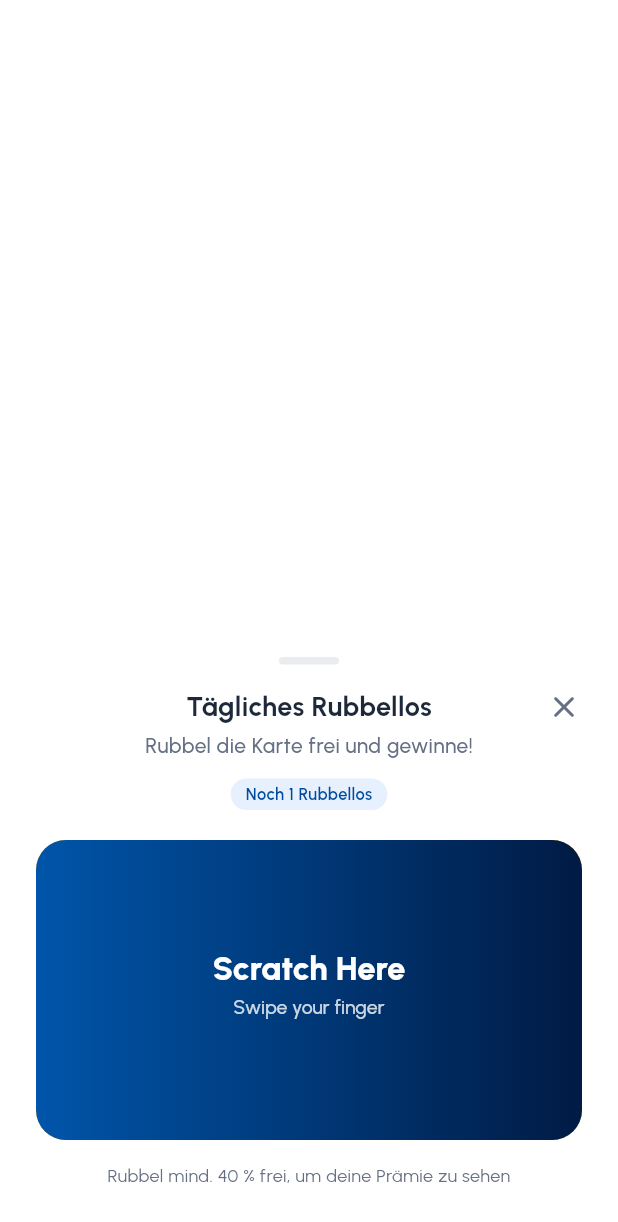
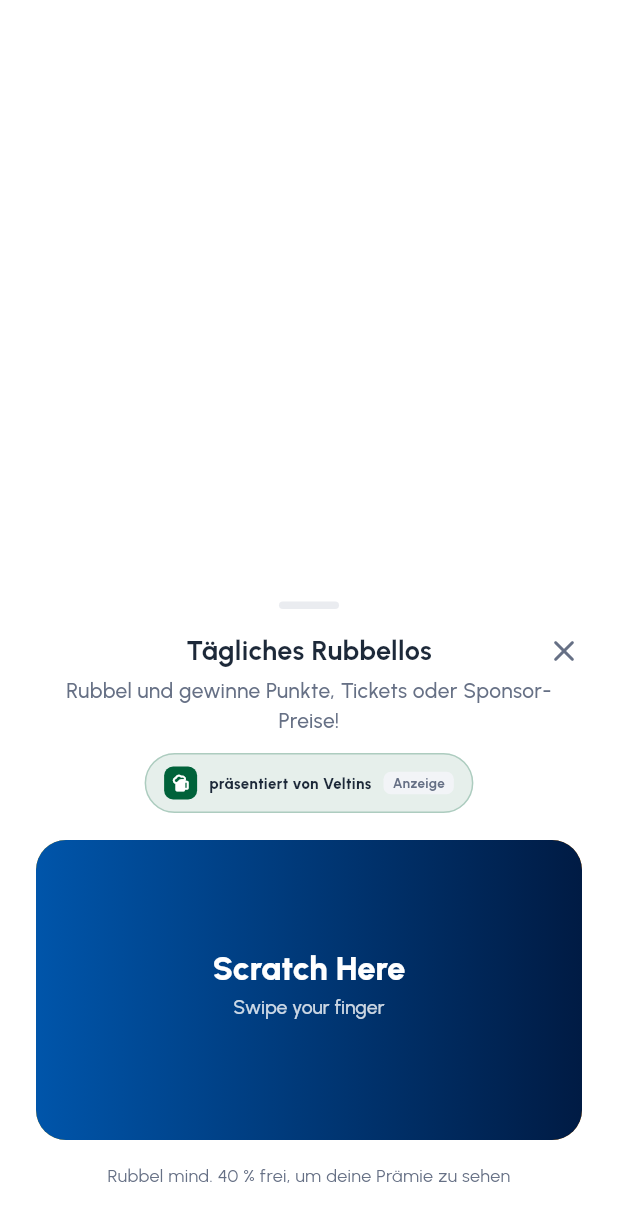
Before and after one commit to COREVIONLABS/EMBAapp-native, a Flutter app: the ScratchCardScreen screen opened directly, on a phone screen of 412 x 824 dp. Shown: the top 1222 px of the screen. Run offline on Flutter 3.47's test engine with Material 3 defaults, Android fonts, the phone set to English and light mode, and no system bars; our stand-ins replace flutter_svg.

Commit message:
Sponsor the daily spin & scratch; design-implementation fan votes
Daily games (Gluecksrad + Rubbellos) are now sellable sponsor
inventory: a "praesentiert von Veltins - Anzeige" banner runs on both
cards, and prizes are always points, a ticket, or a branded sponsor
reward (McDonald's, Veltins). The wheel lands on the rolled segment so
the pointer always matches the awarded prize; non-points wins are issued
into "Meine Gutscheine".

Fan votes now cover design decisions fans actually shape - goal music
after each goal (Tormusik) and the 25/26 fan-bus design - alongside the
existing squad/matchday polls, with binding vs advisory labels and
participant counts.

Co-Authored-By: Claude Opus 4.8 <noreply@anthropic.com>
Claude-Session: https://claude.ai/code/session_0138H2TPm9wvb2D54WvCY8tL

```diff
--- a/lib/l10n/strings.dart
+++ b/lib/l10n/strings.dart
@@ -1743,6 +1743,15 @@ const Map<String, String> _de = {
   'New lots drop regularly — check back soon.': 'Neue Objekte kommen regelmäßig — schau bald wieder vorbei.',
   'Memorabilia': 'Erinnerungsstücke',
   'No offers found for this selection.': 'Für diese Auswahl wurden keine Angebote gefunden.',
+  // ── Sponsored daily games ──
+  'presented by': 'präsentiert von',
+  'Spin to win points, tickets or sponsor prizes!': 'Dreh und gewinne Punkte, Tickets oder Sponsor-Preise!',
+  'Scratch to win points, tickets or sponsor prizes!': 'Rubbel und gewinne Punkte, Tickets oder Sponsor-Preise!',
+  'Sponsor prize': 'Sponsor-Preis',
+  'saved to My Vouchers': 'in Meine Gutscheine gelegt',
+  'Save to My Vouchers': 'In Meine Gutscheine',
+  'Won on the Daily Spin': 'Beim Glücksrad gewonnen',
+  'Won on the Scratch Card': 'Beim Rubbellos gewonnen',
 
   // ── Experiences as tombola prizes ──────────────────────────
   'Enter tombola to win': 'An der Tombola teilnehmen',
--- a/lib/model/daily_games.dart
+++ b/lib/model/daily_games.dart
@@ -1,4 +1,5 @@
-import 'package:flutter/foundation.dart';
+import 'dart:math' as math;
+import 'package:flutter/material.dart';
 
 /// Tracks the once-a-day games (spin / scratch) and the fan's streak so the app
 /// has a real "come back tomorrow" hook. Session-scoped in this prototype (no
@@ -22,3 +23,68 @@ class DailyGamesStore extends ChangeNotifier {
 }
 
 final dailyGames = DailyGamesStore();
+
+// ── Sponsored daily games ────────────────────────────────────────────────
+// The spin & scratch are sellable ad inventory: a "presented by <sponsor>"
+// banner runs on every card (labelled "Anzeige"), and some prizes are branded
+// sponsor rewards. Prizes are always one of: points, a ticket, or a sponsor
+// reward — kept honest and easy to swap per campaign.
+
+/// The presenting sponsor of the daily games (the banner ad slot).
+class GameSponsor {
+  final String name;
+  final IconData icon;
+  final Color color;
+  const GameSponsor(this.name, this.icon, this.color);
+}
+
+const kDailyGamesSponsor = GameSponsor('Veltins', Icons.sports_bar_rounded, Color(0xFF00623A));
+
+enum DailyPrizeType { points, ticket, sponsor }
+
+/// One prize on the wheel / under the scratch card.
+class DailyPrize {
+  final DailyPrizeType type;
+  final int points; // for points prizes
+  final String label; // full label ("McDonald's Menü", "50 Punkte")
+  final String short; // short label for the wheel segment
+  final String? sponsor; // sponsor brand for sponsor prizes
+  final IconData icon;
+  final Color color;
+  const DailyPrize(this.type, {this.points = 0, required this.label, required this.short, this.sponsor, required this.icon, required this.color});
+}
+
+// Spin wheel — 8 fixed segments (order matters: the pointer lands on the rolled
+// index). Mostly points, with a rare ticket and two sponsor rewards.
+const kSpinPrizes = <DailyPrize>[
+  DailyPrize(DailyPrizeType.points, points: 20, label: '20 Punkte', short: '20', icon: Icons.hexagon_rounded, color: Color(0xFF004B9C)),
+  DailyPrize(DailyPrizeType.sponsor, label: 'McDonald’s Menü', short: 'McD', sponsor: 'McDonald’s', icon: Icons.lunch_dining_rounded, color: Color(0xFFDA291C)),
+  DailyPrize(DailyPrizeType.points, points: 50, label: '50 Punkte', short: '50', icon: Icons.hexagon_rounded, color: Color(0xFFE08600)),
+  DailyPrize(DailyPrizeType.points, points: 30, label: '30 Punkte', short: '30', icon: Icons.hexagon_rounded, color: Color(0xFF004B9C)),
+  DailyPrize(DailyPrizeType.ticket, label: 'Ticket-Gutschein', short: 'Ticket', icon: Icons.confirmation_number_rounded, color: Color(0xFF0A2A5E)),
+  DailyPrize(DailyPrizeType.points, points: 100, label: '100 Punkte', short: '100', icon: Icons.hexagon_rounded, color: Color(0xFFE08600)),
+  DailyPrize(DailyPrizeType.sponsor, label: 'Veltins Kiste', short: 'Veltins', sponsor: 'Veltins', icon: Icons.sports_bar_rounded, color: Color(0xFF00623A)),
+  DailyPrize(DailyPrizeType.points, points: 25, label: '25 Punkte', short: '25', icon: Icons.hexagon_rounded, color: Color(0xFF004B9C)),
+];
+const kSpinWeights = <int>[24, 4, 12, 20, 3, 6, 5, 26]; // sums to 100
+
+// Scratch card — same prize universe, weighted to small points.
+const kScratchPrizes = <DailyPrize>[
+  DailyPrize(DailyPrizeType.points, points: 20, label: '20 Punkte', short: '20', icon: Icons.hexagon_rounded, color: Color(0xFF004B9C)),
+  DailyPrize(DailyPrizeType.points, points: 30, label: '30 Punkte', short: '30', icon: Icons.hexagon_rounded, color: Color(0xFF004B9C)),
+  DailyPrize(DailyPrizeType.points, points: 50, label: '50 Punkte', short: '50', icon: Icons.hexagon_rounded, color: Color(0xFFE08600)),
+  DailyPrize(DailyPrizeType.points, points: 100, label: '100 Punkte', short: '100', icon: Icons.hexagon_rounded, color: Color(0xFFE08600)),
+  DailyPrize(DailyPrizeType.sponsor, label: 'McDonald’s Menü', short: 'McD', sponsor: 'McDonald’s', icon: Icons.lunch_dining_rounded, color: Color(0xFFDA291C)),
+  DailyPrize(DailyPrizeType.ticket, label: 'Ticket-Gutschein', short: 'Ticket', icon: Icons.confirmation_number_rounded, color: Color(0xFF0A2A5E)),
+];
+const kScratchWeights = <int>[30, 24, 16, 8, 12, 10]; // sums to 100
+
+/// Weighted roll → index into a prize list.
+int rollPrizeIndex(List<int> weights) {
+  var r = math.Random().nextInt(weights.fold(0, (a, b) => a + b));
+  for (var i = 0; i < weights.length; i++) {
+    if (r < weights[i]) return i;
+    r -= weights[i];
+  }
+  return 0;
+}
--- a/lib/screens/scratch_card_screen.dart
+++ b/lib/screens/scratch_card_screen.dart
@@ -1,9 +1,10 @@
-import 'dart:math' as math;
 import 'package:flutter/material.dart';
 import '../theme/app_theme.dart';
 import '../widgets/app_widgets.dart';
 import '../widgets/scratch_card.dart';
 import '../model/fan_model.dart';
+import '../model/daily_games.dart';
+import '../model/voucher_store.dart';
 import '../l10n/strings.dart';
 
 /// Presents Daily Card Scratch as a modal sheet over the current screen
@@ -28,22 +29,26 @@ class ScratchCardScreen extends StatefulWidget {
 class _ScratchCardScreenState extends State<ScratchCardScreen> {
   bool _revealed = false;
 
-  // Reward decided up front (so the revealed art matches), weighted to small.
-  static const _values = [20, 25, 30, 50, 75, 100];
-  static const _weights = [30, 25, 20, 13, 8, 4];
-  late final int _reward = _rollReward();
+  // Prize decided up front (so the revealed art matches), weighted to small.
+  late final DailyPrize _prize = kScratchPrizes[rollPrizeIndex(kScratchWeights)];
 
-  int _rollReward() {
-    var r = math.Random().nextInt(100);
-    for (var i = 0; i < _weights.length; i++) {
-      if (r < _weights[i]) return _values[i];
-      r -= _weights[i];
+  void _award() {
+    switch (_prize.type) {
+      case DailyPrizeType.points:
+        FanModel.addPoints(_prize.points);
+        break;
+      case DailyPrizeType.ticket:
+        voucherStore.issue(title: _prize.label, category: 'Tickets', points: 0, detail: tr('Won on the Scratch Card'));
+        break;
+      case DailyPrizeType.sponsor:
+        voucherStore.issue(title: _prize.label, category: 'Sponsor', points: 0, sponsor: _prize.sponsor, detail: tr('Won on the Scratch Card'));
+        break;
     }
-    return _values.first;
   }
 
   @override
   Widget build(BuildContext context) {
+    final isPoints = _prize.type == DailyPrizeType.points;
     return Scaffold(
       backgroundColor: Colors.transparent,
       body: Column(
@@ -76,36 +81,24 @@ class _ScratchCardScreenState extends State<ScratchCardScreen> {
                     ],
                   ),
                   const SizedBox(height: 4),
-                  Text(tr('Scratch the card to win rewards!'), style: AppText.body2.copyWith(color: AppColors.textLight)),
+                  Text(tr('Scratch to win points, tickets or sponsor prizes!'), textAlign: TextAlign.center, style: AppText.body2.copyWith(color: AppColors.textLight)),
                   const SizedBox(height: 12),
-                  Pill(
-                    color: AppColors.brandLightest,
-                    child: Text(tr('1 Scratch Left'), style: AppText.caption1.copyWith(color: AppColors.brandPrimary, fontSize: 11)),
-                  ),
-                  const SizedBox(height: 20),
+                  const _SponsorBanner(),
+                  const SizedBox(height: 18),
                   ScratchCard(
                     height: 200,
                     onRevealed: () {
-                      FanModel.addPoints(_reward); // credit for real
+                      _award();
                       setState(() => _revealed = true);
                     },
-                    reward: Container(
-                      decoration: const BoxDecoration(gradient: LinearGradient(colors: AppColors.goldGradient)),
-                      child: Center(
-                        child: Column(
-                          mainAxisSize: MainAxisSize.min,
-                          children: [
-                            const Icon(Icons.emoji_events_rounded, color: AppColors.brandDarkest, size: 44),
-                            const SizedBox(height: 8),
-                            Text('+$_reward ${tr('Points')}', style: AppText.h2.copyWith(color: AppColors.brandDarkest)),
-                          ],
-                        ),
-                      ),
-                    ),
+                    reward: _prizeArt(_prize),
                   ),
                   const SizedBox(height: 16),
                   if (_revealed)
-                    PrimaryButton('${tr('Claim')} +$_reward ${tr('Points')}', onTap: () => Navigator.of(context).maybePop())
+                    PrimaryButton(
+                      isPoints ? '${tr('Claim')} +${_prize.points} ${tr('Points')}' : tr('Save to My Vouchers'),
+                      onTap: () => Navigator.of(context).maybePop(),
+                    )
                   else
                     Text(tr('Scratch at least 40% of the card to reveal your reward'),
                         textAlign: TextAlign.center, style: AppText.body3Regular),
@@ -117,4 +110,51 @@ class _ScratchCardScreenState extends State<ScratchCardScreen> {
       ),
     );
   }
+
+  Widget _prizeArt(DailyPrize p) {
+    switch (p.type) {
+      case DailyPrizeType.points:
+        return Container(
+          decoration: const BoxDecoration(gradient: LinearGradient(colors: AppColors.goldGradient)),
+          child: Center(child: Column(mainAxisSize: MainAxisSize.min, children: [
+            const Icon(Icons.emoji_events_rounded, color: AppColors.brandDarkest, size: 44),
+            const SizedBox(height: 8),
+            Text('+${p.points} ${tr('Points')}', style: AppText.h2.copyWith(color: AppColors.brandDarkest)),
+          ])),
+        );
+      default:
+        return Container(
+          decoration: BoxDecoration(gradient: LinearGradient(colors: [p.color, Color.lerp(p.color, Colors.black, 0.4)!], begin: Alignment.topLeft, end: Alignment.bottomRight)),
+          child: Center(child: Column(mainAxisSize: MainAxisSize.min, children: [
+            Icon(p.icon, color: Colors.white, size: 42),
+            const SizedBox(height: 8),
+            Text(p.label, textAlign: TextAlign.center, style: AppText.label1.copyWith(color: Colors.white)),
+            if (p.type == DailyPrizeType.sponsor) ...[
+              const SizedBox(height: 2),
+              Text(tr('Sponsor prize'), style: AppText.caption1.copyWith(color: Colors.white70)),
+            ],
+          ])),
+        );
+    }
+  }
 }
+
+/// Paid "presented by the sponsor" banner — the sellable ad slot on the game.
+class _SponsorBanner extends StatelessWidget {
+  const _SponsorBanner();
+  @override
+  Widget build(BuildContext context) {
+    const s = kDailyGamesSponsor;
+    return Container(
+      padding: const EdgeInsets.symmetric(horizontal: 12, vertical: 8),
+      decoration: BoxDecoration(color: s.color.withValues(alpha: 0.10), borderRadius: BorderRadius.circular(999), border: Border.all(color: s.color.withValues(alpha: 0.25))),
+      child: Row(mainAxisSize: MainAxisSize.min, children: [
+        Container(width: 22, height: 22, decoration: BoxDecoration(color: s.color, borderRadius: BorderRadius.circular(6)), child: Icon(s.icon, size: 14, color: Colors.white)),
+        const SizedBox(width: 8),
+        Text('${tr('presented by')} ${s.name}', style: AppText.caption1.copyWith(color: AppColors.textDarker, fontWeight: FontWeight.w800)),
+        const SizedBox(width: 8),
+        Container(padding: const EdgeInsets.symmetric(horizontal: 6, vertical: 2), decoration: BoxDecoration(color: AppColors.surfaceMinimal, borderRadius: BorderRadius.circular(5)), child: Text(tr('Ad'), style: AppText.caption1.copyWith(color: AppColors.textLight, fontWeight: FontWeight.w700, fontSize: 9))),
+      ]),
+    );
+  }
+}
```
Also changed, not shown: lib/screens/daily_spin_screen.dart (+83 -47 lines), lib/screens/fan_polls_screen.dart (+5 -3 lines).
